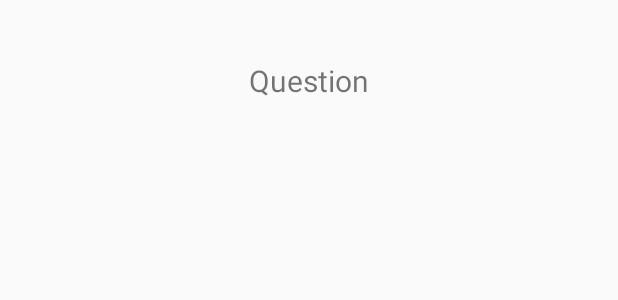
After one commit to CorentinChr/green-it-ar-app, an Android app: the layout activity_quiz.xml on its own in the app's theme, with its tools: preview values and no code run, on a phone screen of 412 x 824 dp. The commit adds this screen. Shown: the top 300 px of the screen. Run offline under Robolectric (Android 15) with nearby library versions, the phone set to English and light mode, and no system bars.

Commit message:
Gitignore change / quizz Activity added

```diff
--- a/app/src/main/AndroidManifest.xml
+++ b/app/src/main/AndroidManifest.xml
@@ -37,6 +37,8 @@
         <activity android:name="devkit.blade.vuzix.com.sae_app.center_content_pop_up_menu_template_activity">
         </activity>
 
+        <activity android:name="devkit.blade.vuzix.com.sae_app.QuizActivity" />
+
         <receiver android:name="devkit.blade.vuzix.com.sae_app.Template_Widget"
                   android:exported="true">
             <intent-filter>
--- a/app/src/main/java/devkit/blade/vuzix/com/sae_app/center_content_pop_up_menu_template_activity.java
+++ b/app/src/main/java/devkit/blade/vuzix/com/sae_app/center_content_pop_up_menu_template_activity.java
@@ -123,12 +123,12 @@ public class center_content_pop_up_menu_template_activity extends ActionMenuActi
 
     public void showbottomlock(MenuItem item)
     {
-        startActivity(new Intent(this, around_content_template_activity.class));
+        startActivity(new Intent(this, QuizActivity.class));
     }
 
     public void showpopUp(MenuItem item)
     {
-        startActivity(new Intent(this, center_content_template_activity.class));
+        startActivity(new Intent(this, QuizActivity.class));
     }
 
 
--- /dev/null
+++ b/app/src/main/res/layout/activity_quiz.xml
@@ -0,0 +1,15 @@
+<?xml version="1.0" encoding="utf-8"?>
+<RelativeLayout xmlns:android="http://schemas.android.com/apk/res/android"
+    android:layout_width="match_parent"
+    android:layout_height="match_parent">
+
+    <TextView
+        android:id="@+id/quiz_question"
+        android:layout_width="wrap_content"
+        android:layout_height="wrap_content"
+        android:text="Question"
+        android:textSize="20sp"
+        android:layout_centerHorizontal="true"
+        android:layout_marginTop="40dp"/>
+
+</RelativeLayout>
--- a/build.gradle
+++ b/build.gradle
@@ -7,7 +7,7 @@ buildscript {
         mavenCentral()
     }
     dependencies {
-        classpath 'com.android.tools.build:gradle:8.9.1'
+        classpath 'com.android.tools.build:gradle:8.13.0'
 
         // NOTE: Do not place your application dependencies here; they belong
         // in the individual module build.gradle files
```
Also changed, not shown: app/src/main/java/devkit/blade/vuzix/com/sae_app/QuizActivity.java (added, +70 -0 lines), gradle/wrapper/gradle-wrapper.properties, 2 other files.
